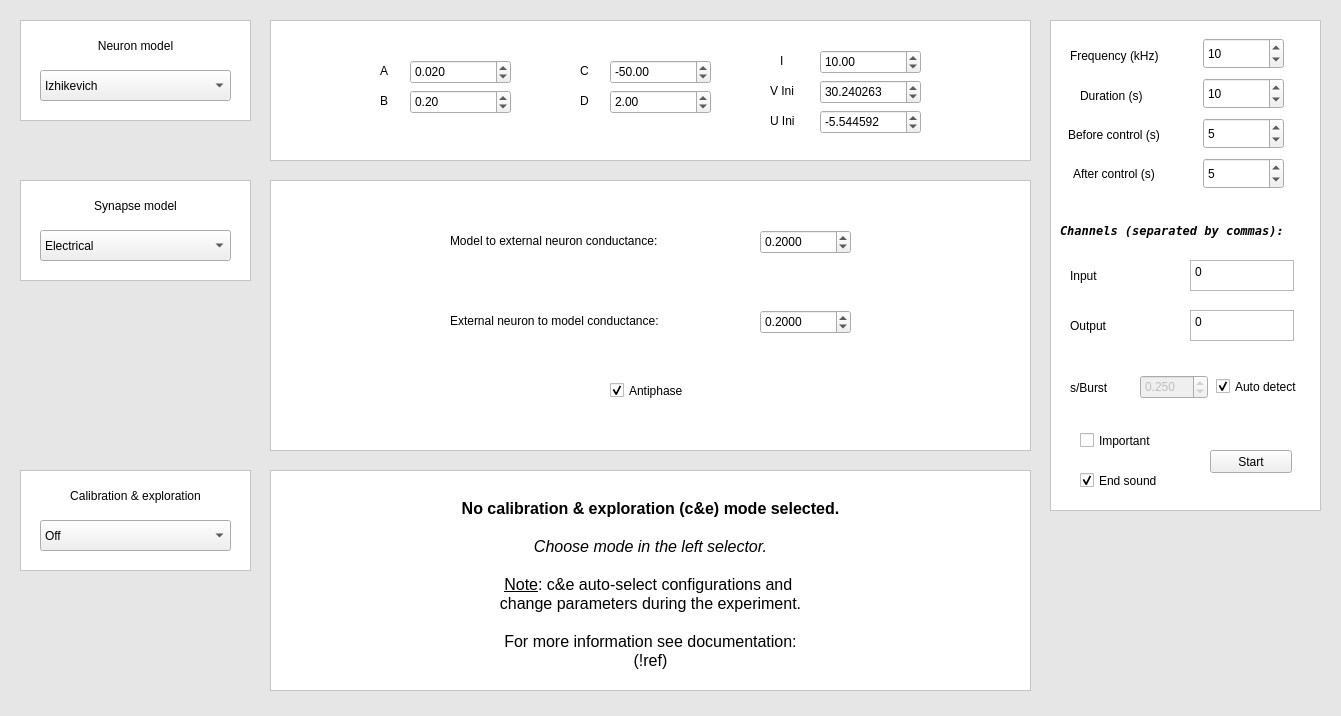
Above: gui/rthybrid.ui from GNB-UAM/RTHybrid before the change. Below: the same form after it.
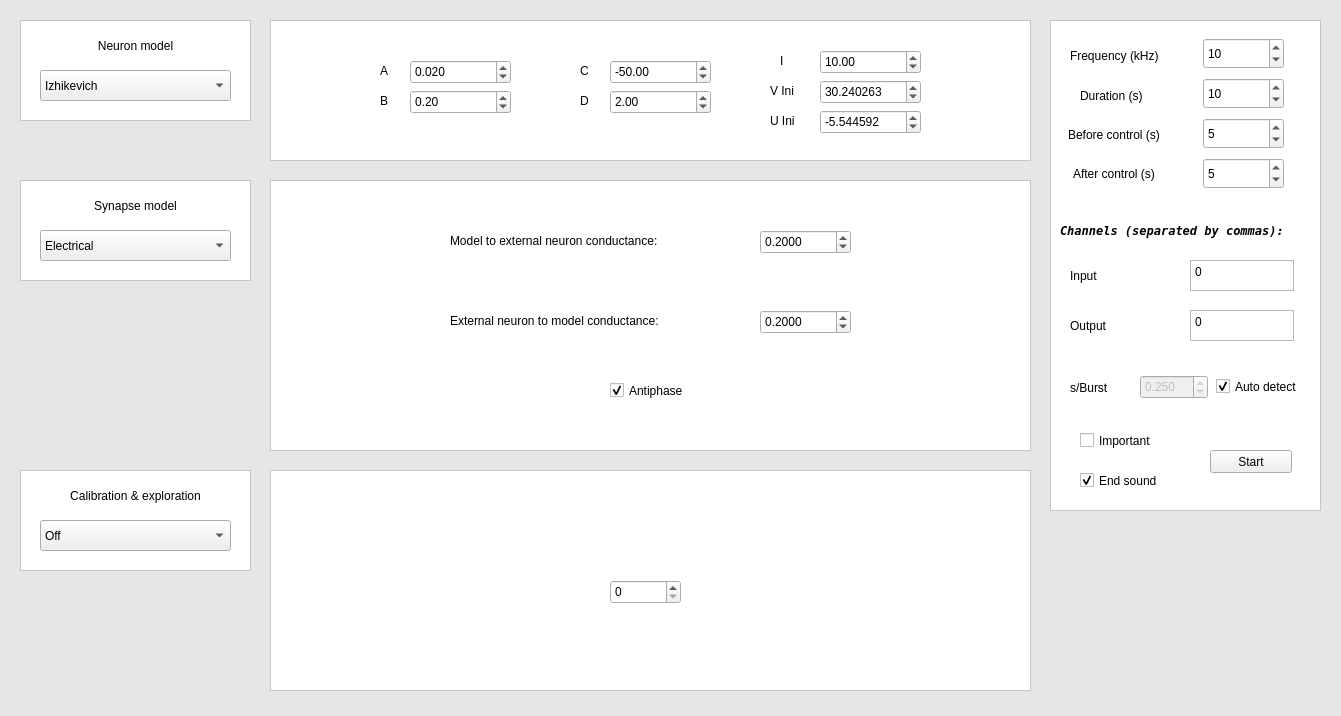
That is the form after the change. The open tabs and pages were chosen to show the change.

Commit message: Regularity control added

```diff
--- a/gui/rthybrid.ui
+++ b/gui/rthybrid.ui
@@ -2577,6 +2577,21 @@
        </layout>
       </widget>
      </widget>
+     <widget class="QWidget" name="pageRegularity">
+      <widget class="QSpinBox" name="autocal_reg_per">
+       <property name="geometry">
+        <rect>
+         <x>330</x>
+         <y>100</y>
+         <width>71</width>
+         <height>24</height>
+        </rect>
+       </property>
+       <property name="maximum">
+        <number>100</number>
+       </property>
+      </widget>
+     </widget>
     </widget>
    </widget>
    <widget class="QLabel" name="label_35">
```
Left out of the diff: 5 changed lines with no effect on the pictures. The commit also changes 9 other files.
